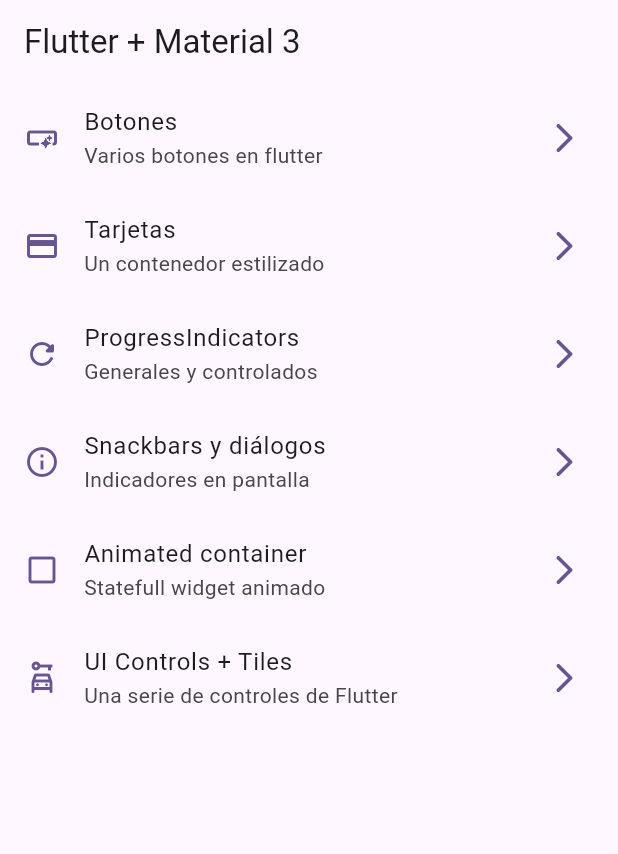
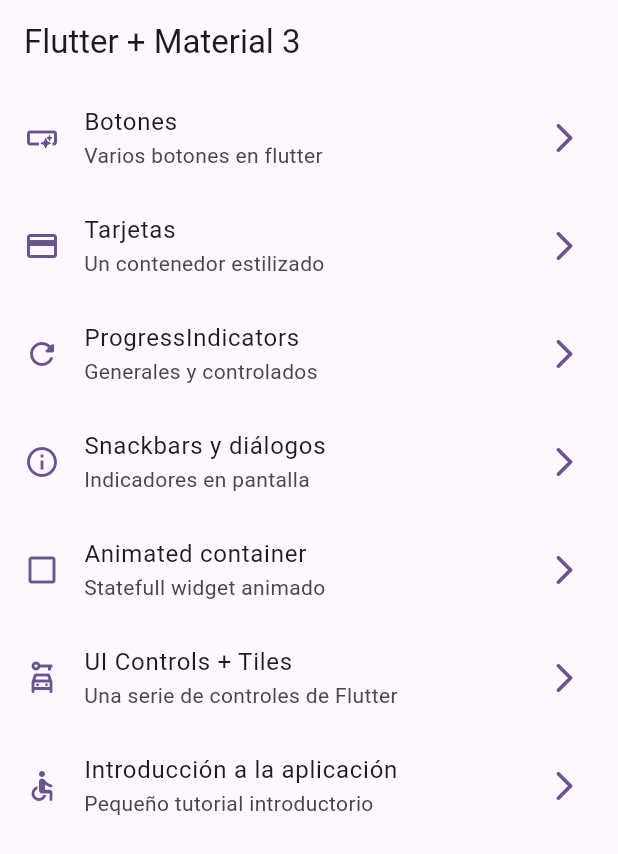
Before and after one commit to SammyCode/widgets_catalog, a Flutter app: the screen it shows after launch, on a phone screen of 412 x 824 dp. Shown: the top 854 px of the screen. Run offline on Flutter 3.47's test engine with Material 3 defaults, Android fonts, the phone set to English and light mode, and no system bars; our stand-ins replace go_router.

```diff
--- a/lib/config/menu/menu_items.dart
+++ b/lib/config/menu/menu_items.dart
@@ -44,4 +44,9 @@ const appMenuItems = <MenuItem>[
       subTitle: 'Una serie de controles de Flutter',
       link: '/ui-controls',
       icon: Icons.car_rental_outlined),
+  MenuItem(
+      title: 'Introducción a la aplicación',
+      subTitle: 'Pequeño tutorial introductorio',
+      link: '/tutorial',
+      icon: Icons.accessible_rounded),
 ];
--- a/lib/config/router/app_router.dart
+++ b/lib/config/router/app_router.dart
@@ -38,5 +38,10 @@ final appRouter = GoRouter(
       name: UiControlsScreen.name,
       builder: (context, state) => const UiControlsScreen(),
     ),
+    GoRoute(
+      path: '/tutorial',
+      name: AppTutorialScreen.name,
+      builder: (context, state) => const AppTutorialScreen(),
+    ),
   ],
 );
--- a/pubspec.yaml
+++ b/pubspec.yaml
@@ -18,3 +18,6 @@ dev_dependencies:
 
 flutter:
   uses-material-design: true
+
+assets:
+  - assets/images/
```
Also changed, not shown: assets/Images/1.png (added), assets/Images/2.png (added), assets/Images/3.png (added), assets/Images/jar-loading.gif (added).
